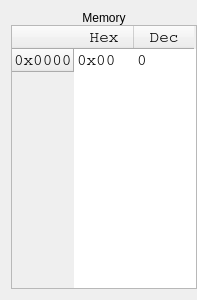
Above: mainmemory.ui from StanWarford/pep8cpu before the change. Below: the same form after it.
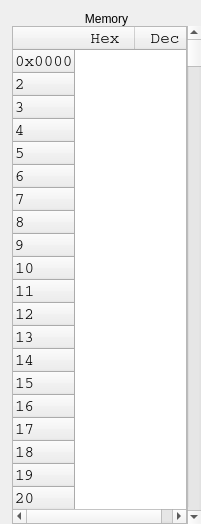
That is the form after the change.

Diff of the .ui file:
```diff
--- a/mainmemory.ui
+++ b/mainmemory.ui
@@ -6,21 +6,109 @@
    <rect>
     <x>0</x>
     <y>0</y>
-    <width>197</width>
-    <height>300</height>
+    <width>201</width>
+    <height>524</height>
    </rect>
   </property>
   <property name="windowTitle">
    <string>Form</string>
   </property>
   <layout class="QGridLayout" name="gridLayout">
+   <property name="leftMargin">
+    <number>12</number>
+   </property>
+   <property name="topMargin">
+    <number>12</number>
+   </property>
    <property name="rightMargin">
     <number>0</number>
    </property>
-   <property name="verticalSpacing">
+   <property name="bottomMargin">
     <number>0</number>
    </property>
+   <property name="spacing">
+    <number>0</number>
+   </property>
+   <item row="0" column="0">
+    <widget class="QLabel" name="label">
+     <property name="palette">
+      <palette>
+       <active>
+        <colorrole role="Base">
+         <brush brushstyle="SolidPattern">
+          <color alpha="255">
+           <red>255</red>
+           <green>255</green>
+           <blue>255</blue>
+          </color>
+         </brush>
+        </colorrole>
+        <colorrole role="Window">
+         <brush brushstyle="SolidPattern">
+          <color alpha="255">
+           <red>104</red>
+           <green>173</green>
+           <blue>245</blue>
+          </color>
+         </brush>
+        </colorrole>
+       </active>
+       <inactive>
+        <colorrole role="Base">
+         <brush brushstyle="SolidPattern">
+          <color alpha="255">
+           <red>255</red>
+           <green>255</green>
+           <blue>255</blue>
+          </color>
+         </brush>
+        </colorrole>
+        <colorrole role="Window">
+         <brush brushstyle="SolidPattern">
+          <color alpha="255">
+           <red>104</red>
+           <green>173</green>
+           <blue>245</blue>
+          </color>
+         </brush>
+        </colorrole>
+       </inactive>
+       <disabled>
+        <colorrole role="Base">
+         <brush brushstyle="SolidPattern">
+          <color alpha="255">
+           <red>104</red>
+           <green>173</green>
+           <blue>245</blue>
+          </color>
+         </brush>
+        </colorrole>
+        <colorrole role="Window">
+         <brush brushstyle="SolidPattern">
+          <color alpha="255">
+           <red>104</red>
+           <green>173</green>
+           <blue>245</blue>
+          </color>
+         </brush>
+        </colorrole>
+       </disabled>
+      </palette>
+     </property>
+     <property name="text">
+      <string>Memory</string>
+     </property>
+     <property name="alignment">
+      <set>Qt::AlignCenter</set>
+     </property>
+    </widget>
+   </item>
    <item row="1" column="0">
+    <layout class="QHBoxLayout" name="horizontalLayout">
+     <property name="spacing">
+      <number>0</number>
+     </property>
+     <item>
     <widget class="QTableWidget" name="tableWidget">
      <property name="font">
       <font>
@@ -28,9 +116,33 @@
        <pointsize>12</pointsize>
       </font>
      </property>
+       <property name="verticalScrollBarPolicy">
+        <enum>Qt::ScrollBarAlwaysOff</enum>
+       </property>
+       <property name="autoScroll">
+        <bool>true</bool>
+       </property>
+       <property name="showDropIndicator" stdset="0">
+        <bool>false</bool>
+       </property>
+       <property name="dragDropOverwriteMode">
+        <bool>false</bool>
+       </property>
+       <property name="horizontalScrollMode">
+        <enum>QAbstractItemView::ScrollPerPixel</enum>
+       </property>
      <property name="showGrid">
       <bool>false</bool>
      </property>
+       <property name="wordWrap">
+        <bool>false</bool>
+       </property>
+       <property name="cornerButtonEnabled">
+        <bool>false</bool>
+       </property>
+       <property name="rowCount">
+        <number>32</number>
+       </property>
      <attribute name="horizontalHeaderVisible">
       <bool>true</bool>
      </attribute>
@@ -48,6 +160,37 @@
        <string>0x0000</string>
       </property>
      </row>
+       <row/>
+       <row/>
+       <row/>
+       <row/>
+       <row/>
+       <row/>
+       <row/>
+       <row/>
+       <row/>
+       <row/>
+       <row/>
+       <row/>
+       <row/>
+       <row/>
+       <row/>
+       <row/>
+       <row/>
+       <row/>
+       <row/>
+       <row/>
+       <row/>
+       <row/>
+       <row/>
+       <row/>
+       <row/>
+       <row/>
+       <row/>
+       <row/>
+       <row/>
+       <row/>
+       <row/>
      <column>
       <property name="text">
        <string>Hex</string>
@@ -58,27 +201,28 @@
        <string>Dec</string>
       </property>
      </column>
-     <item row="0" column="0">
-      <property name="text">
-       <string>0x00</string>
-      </property>
-     </item>
-     <item row="0" column="1">
-      <property name="text">
-       <string>0</string>
-      </property>
-     </item>
-    </widget>
-   </item>
-   <item row="0" column="0">
-    <widget class="QLabel" name="label">
-     <property name="text">
-      <string>Memory</string>
-     </property>
-     <property name="alignment">
-      <set>Qt::AlignCenter</set>
-     </property>
-    </widget>
+      </widget>
+     </item>
+     <item>
+      <widget class="QScrollBar" name="verticalScrollBar">
+       <property name="maximum">
+        <number>65536</number>
+       </property>
+       <property name="pageStep">
+        <number>10</number>
+       </property>
+       <property name="orientation">
+        <enum>Qt::Vertical</enum>
+       </property>
+       <property name="invertedAppearance">
+        <bool>false</bool>
+       </property>
+       <property name="invertedControls">
+        <bool>true</bool>
+       </property>
+      </widget>
+     </item>
+    </layout>
    </item>
   </layout>
  </widget>
```
Left out of the diff: 6 changed lines with no effect on the pictures. Lines whose indentation alone changed are shown as unchanged.
